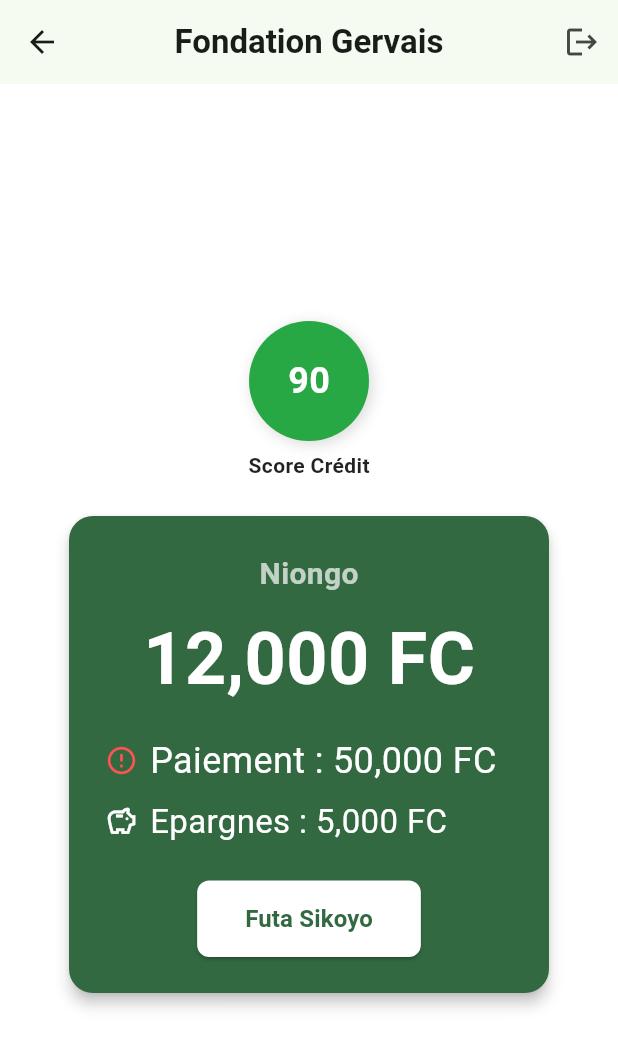
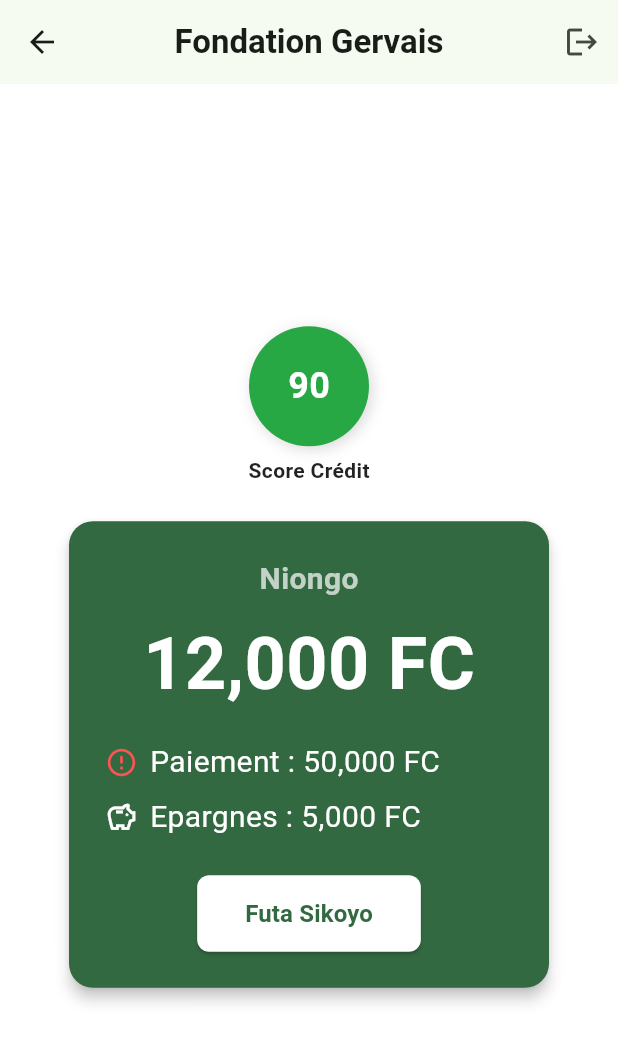
Before and after one commit to EdmondMbadu/kank_user, a Flutter app: the PortalPage screen opened by its route, on a phone screen of 412 x 824 dp. Shown: the top 1048 px of the screen. Run offline on Flutter 3.47's test engine with Material 3 defaults, Android fonts, the light colour scheme and no system bars; Roboto replaces fonts that are missing (Helvetica).

Commit message:
small updates on the UI for users, size of text and so on

```diff
--- a/lib/portal_page.dart
+++ b/lib/portal_page.dart
@@ -132,7 +132,7 @@
                       text: "Paiement : $amountDue",
                       context: context,
                       iconColor: Colors.redAccent,
-                      fontSize: 24,
+                      fontSize: 20,
                     ),
                     const SizedBox(height: 8),
 
@@ -142,7 +142,7 @@
                       text: "Epargnes : $savings",
                       context: context,
                       iconColor: Colors.white,
-                      fontSize: 22,
+                      fontSize: 20,
                     ),
                     Container(padding: const EdgeInsets.only(bottom: 16)),
                     const SizedBox(height: 8),
```
Also changed, not shown: lib/help_page.dart (+8 -2 lines), lib/payment_history_page.dart (+11 -11 lines).
